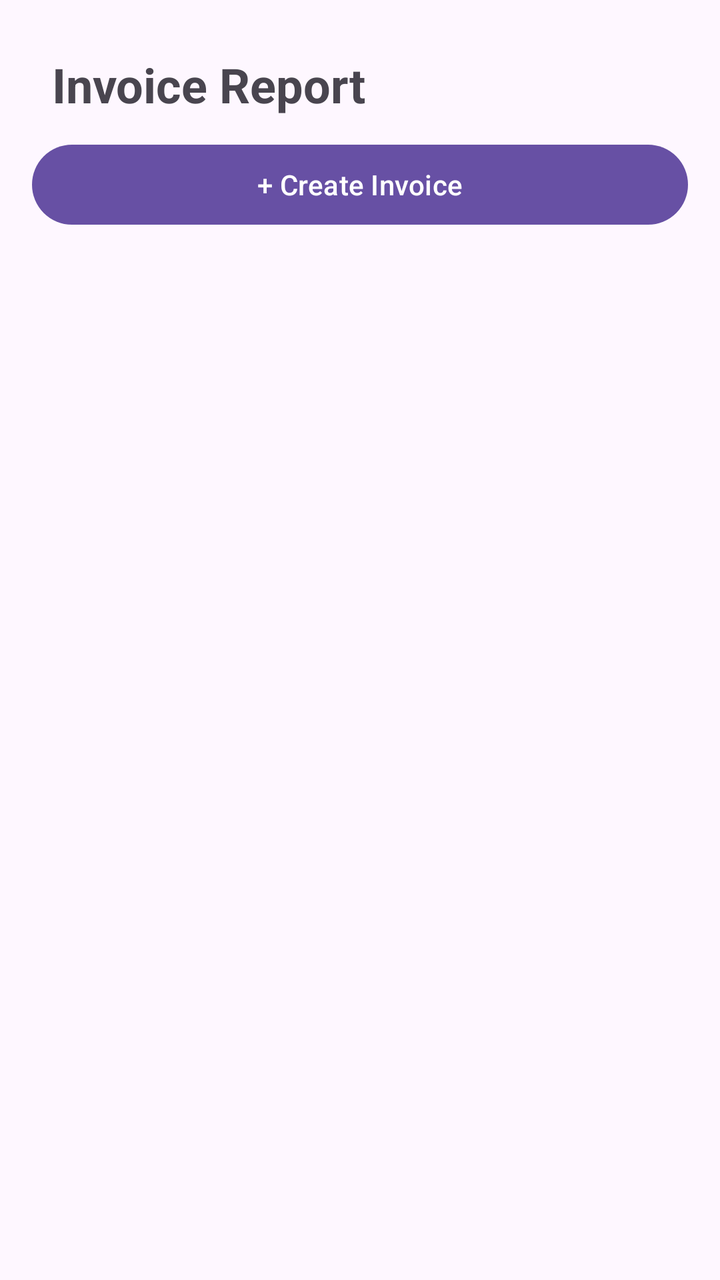
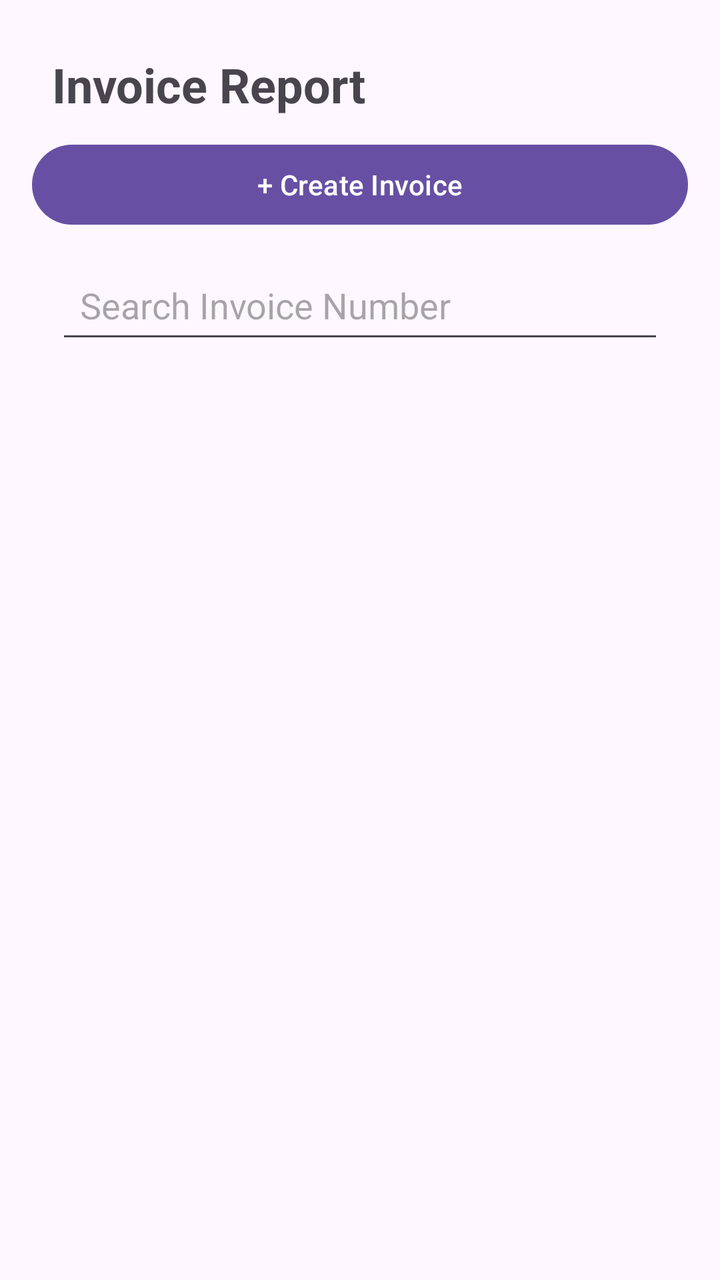

The first picture is an Android layout as it rendered before a commit; the second is the same layout after the commit. The layout source and the unified diff follow.
<!-- AndroidManifest.xml: application theme Theme.RepoMaster -->
<!-- res/layout/activity_invoice.xml -->
<?xml version="1.0" encoding="utf-8"?>
<LinearLayout
    xmlns:android="http://schemas.android.com/apk/res/android"
    android:layout_width="match_parent"
    android:layout_height="match_parent"
    android:orientation="vertical"
    android:padding="16dp">

    <TextView
        android:layout_width="match_parent"
        android:layout_height="wrap_content"
        android:text="Invoice Report"
        android:textSize="24sp"
        android:textStyle="bold"
        android:padding="10dp"/>

    <Button
        android:id="@+id/btnCreateInvoice"
        android:layout_width="match_parent"
        android:layout_height="wrap_content"
        android:text="+ Create Invoice"/>

    <ProgressBar
        android:id="@+id/progressInvoice"
        android:layout_width="wrap_content"
        android:layout_height="wrap_content"
        android:layout_gravity="center"
        android:visibility="gone"/>

    <androidx.recyclerview.widget.RecyclerView
        android:id="@+id/recyclerInvoices"
        android:layout_width="match_parent"
        android:layout_height="0dp"
        android:layout_weight="1"
        android:paddingTop="10dp"/>

</LinearLayout>
<!-- resources referenced by this layout -->
<resources>
  <style name="Theme.RepoMaster" parent="Base.Theme.RepoMaster" />
  <style name="Base.Theme.RepoMaster" parent="Theme.Material3.DayNight.NoActionBar">
          
          
      </style>
</resources>

<!-- the commit's change to res/layout/activity_invoice.xml (unified diff, before → after) -->
@@ -26,7 +26,14 @@
         android:layout_height="wrap_content"
         android:layout_gravity="center"
         android:visibility="gone"/>
-
+    <EditText
+        android:id="@+id/edtSearchInvoice"
+        android:layout_width="match_parent"
+        android:layout_height="wrap_content"
+        android:layout_margin="12dp"
+        android:hint="Search Invoice Number"
+        android:inputType="text"
+        android:padding="12dp" />
     <androidx.recyclerview.widget.RecyclerView
         android:id="@+id/recyclerInvoices"
         android:layout_width="match_parent"
